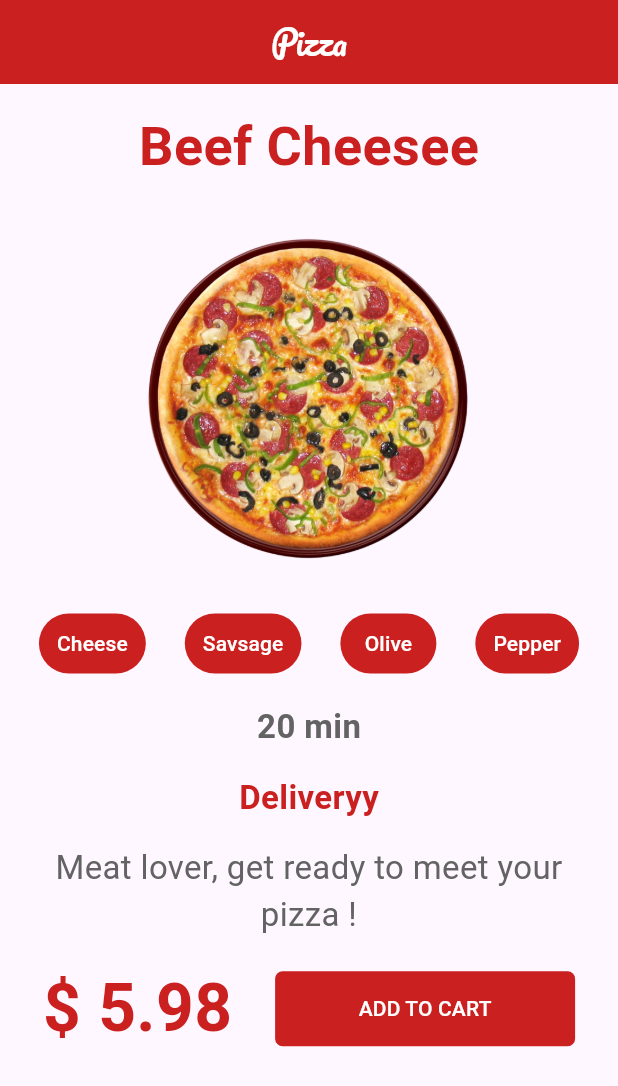
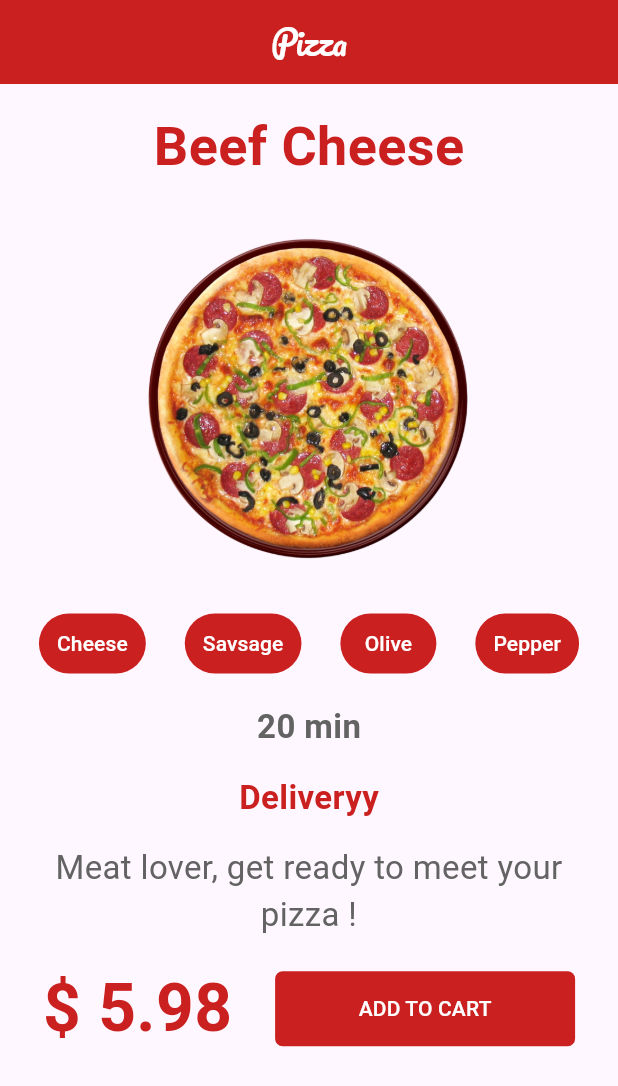
Before and after one commit to salimaydogan/tasarim_calismasi, a Flutter app: the screen it shows after launch, on a phone screen of 412 x 824 dp. Shown: the top 1086 px of the screen. Run offline on Flutter 3.47's test engine with Material 3 defaults, Android fonts, the phone set to English and light mode, and no system bars.

Commit message:
commit 3

```diff
--- a/lib/anaSayfa.dart
+++ b/lib/anaSayfa.dart
@@ -31,7 +31,7 @@ class _AnaSayfaState extends State<AnaSayfa> {
           Padding(
             padding: const EdgeInsets.only(top: 16),
             child: Text(
-              "Beef Cheesee",
+              "Beef Cheese",
               style: TextStyle(
                   fontSize: 36, color: anaRenk, fontWeight: FontWeight.bold),
             ),
```
